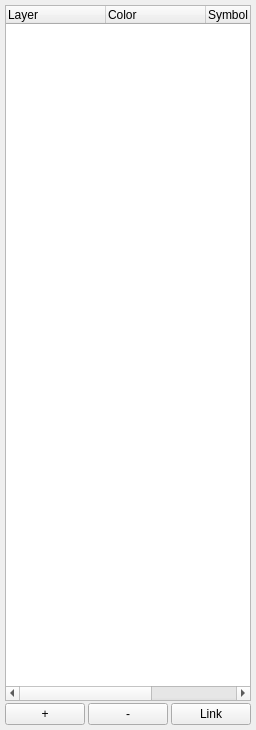
Before: the Qt Designer form glue/qt/layertree.ui in glue-viz/glue, drawn with Qt 5.
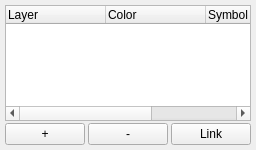
After: the same form once the commit is applied.

Commit message: Widget geometry tweaks

Patch:
```diff
--- a/glue/qt/layertree.ui
+++ b/glue/qt/layertree.ui
@@ -6,8 +6,8 @@
    <rect>
     <x>0</x>
     <y>0</y>
-    <width>230</width>
-    <height>730</height>
+    <width>204</width>
+    <height>150</height>
    </rect>
   </property>
   <property name="windowTitle">
@@ -30,7 +30,7 @@
        <property name="sizePolicy">
         <sizepolicy hsizetype="Preferred" vsizetype="Expanding">
          <horstretch>0</horstretch>
-         <verstretch>100</verstretch>
+         <verstretch>10</verstretch>
         </sizepolicy>
        </property>
        <property name="minimumSize">
```
Left out of the diff: 6 changed lines with no effect on the pictures. The commit also changes 3 other files.
